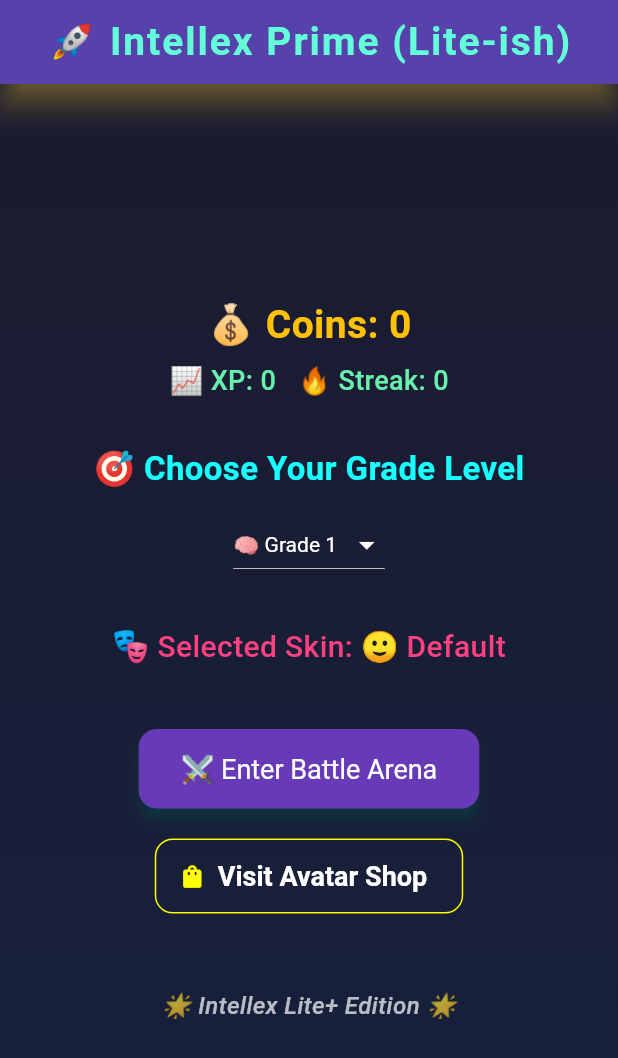
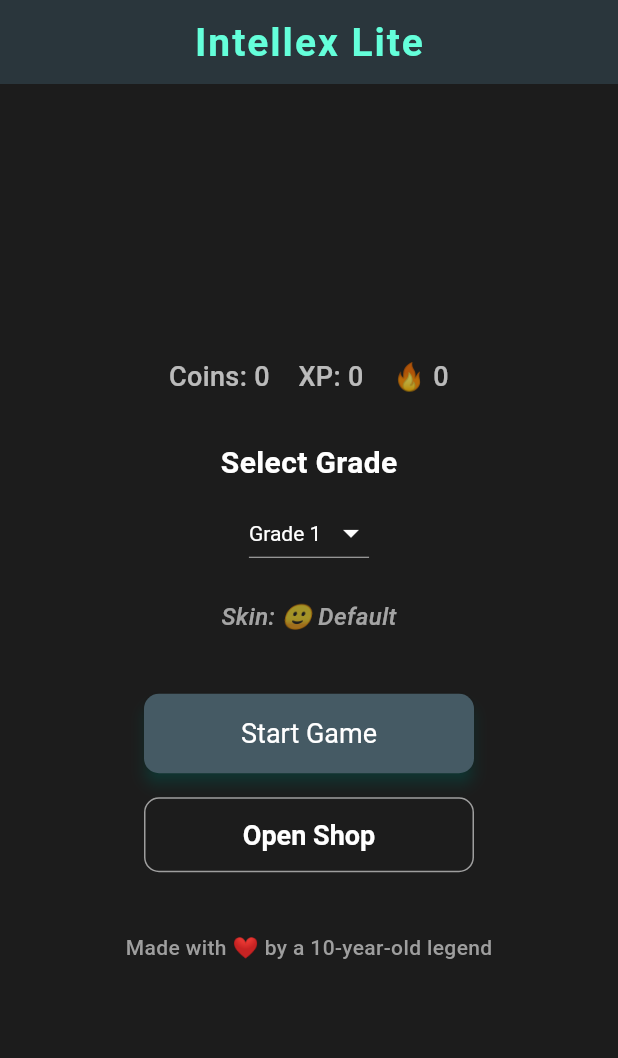
Before and after one commit to StingHub/intellex-lite, a Flutter app: the screen it shows after launch, on a phone screen of 412 x 824 dp. Shown: the top 1058 px of the screen. Run offline on Flutter 3.47's test engine with Material 3 defaults, Android fonts, the light colour scheme and no system bars; Roboto replaces fonts that are missing (RobotoMono).

Commit message:
🚀 Update HomeScreen UI

```diff
--- a/lib/main.dart
+++ b/lib/main.dart
@@ -170,71 +170,65 @@ class _HomeScreenState extends State<HomeScreen> {
   Widget build(BuildContext context) {
     return Scaffold(
       appBar: AppBar(
-        title: const Text('🚀 Intellex Prime (Lite-ish)'),
+        title: const Text('Intellex Lite'),
         centerTitle: true,
-        backgroundColor: Colors.deepPurple.shade700,
-        elevation: 8,
-        shadowColor: Colors.amberAccent,
+        backgroundColor: const Color(0xFF222831),
+        elevation: 3,
       ),
       body: Container(
-        decoration: const BoxDecoration(
-          gradient: LinearGradient(
-            colors: [Color(0xFF1B1B2F), Color(0xFF16213E)],
-            begin: Alignment.topCenter,
-            end: Alignment.bottomCenter,
-          ),
-        ),
+        color: const Color(0xFF1C1C1C),
         child: Center(
           child: SingleChildScrollView(
             child: Padding(
-              padding: const EdgeInsets.all(26),
+              padding: const EdgeInsets.symmetric(horizontal: 24, vertical: 36),
               child: Column(
                 crossAxisAlignment: CrossAxisAlignment.center,
                 children: [
                   Text(
-                    '💰 Coins: ${gameData.coins}',
-                    style: const TextStyle(fontSize: 26, fontWeight: FontWeight.bold, color: Colors.amber),
-                  ),
-                  const SizedBox(height: 6),
-                  Text(
-                    '📈 XP: ${gameData.xp}   🔥 Streak: ${gameData.streak}',
-                    style: const TextStyle(fontSize: 18, color: Colors.greenAccent),
+                    'Coins: ${gameData.coins}    XP: ${gameData.xp}    🔥 ${gameData.streak}',
+                    style: const TextStyle(
+                      fontSize: 18,
+                      color: Colors.white70,
+                      fontWeight: FontWeight.w500,
+                    ),
+                    textAlign: TextAlign.center,
                   ),
                   const SizedBox(height: 30),
                   const Text(
-                    '🎯 Choose Your Grade Level',
-                    style: TextStyle(fontSize: 22, fontWeight: FontWeight.bold, color: Colors.cyanAccent),
+                    'Select Grade',
+                    style: TextStyle(
+                      fontSize: 20,
+                      color: Colors.white,
+                      fontWeight: FontWeight.bold,
+                    ),
                   ),
-                  const SizedBox(height: 10),
+                  const SizedBox(height: 8),
                   DropdownButton<int>(
                     value: selectedGrade,
-                    dropdownColor: Colors.deepPurple.shade900,
+                    dropdownColor: const Color(0xFF2D2D2D),
                     iconEnabledColor: Colors.white,
                     style: const TextStyle(color: Colors.white),
+                    borderRadius: BorderRadius.circular(10),
                     items: List.generate(
                       12,
                       (i) => DropdownMenuItem(
                         value: i + 1,
-                        child: Text('🧠 Grade ${i + 1}'),
+                        child: Text('Grade ${i + 1}'),
                       ),
                     ),
                     onChanged: (value) => setState(() => selectedGrade = value!),
                   ),
-                  const SizedBox(height: 30),
+                  const SizedBox(height: 20),
                   Text(
-                    '🎭 Selected Skin: ${gameData.selectedSkin}',
-                    style: const TextStyle(fontSize: 20, fontWeight: FontWeight.w500, color: Colors.pinkAccent),
-                    textAlign: TextAlign.center,
+                    'Skin: ${gameData.selectedSkin}',
+                    style: const TextStyle(
+                      fontSize: 16,
+                      color: Colors.white60,
+                      fontStyle: FontStyle.italic,
+                    ),
                   ),
                   const SizedBox(height: 40),
                   ElevatedButton(
-                    style: ElevatedButton.styleFrom(
-                      backgroundColor: Colors.deepPurple,
-                      foregroundColor: Colors.white,
-                      minimumSize: const Size(220, 50),
-                      textStyle: const TextStyle(fontSize: 18),
-                      shape: RoundedRectangleBorder(borderRadius: BorderRadius.circular(12)),
-                    ),
                     onPressed: () {
                       gameData.resetGame();
                       Navigator.push(
@@ -242,25 +236,32 @@ class _HomeScreenState extends State<HomeScreen> {
                         MaterialPageRoute(builder: (_) => BattleScreen(grade: selectedGrade)),
                       );
                     },
-                    child: const Text('⚔️ Enter Battle Arena'),
+                    child: const Text('Start Game'),
+                    style: ElevatedButton.styleFrom(
+                      backgroundColor: Colors.blueGrey.shade700,
+                      foregroundColor: Colors.white,
+                      minimumSize: const Size(220, 50),
+                      textStyle: const TextStyle(fontSize: 18),
+                      shape: RoundedRectangleBorder(borderRadius: BorderRadius.circular(10)),
+                    ),
                   ),
-                  const SizedBox(height: 20),
-                  OutlinedButton.icon(
-                    icon: const Icon(Icons.shopping_bag, color: Colors.yellowAccent),
-                    label: const Text('Visit Avatar Shop', style: TextStyle(color: Colors.white)),
-                    style: OutlinedButton.styleFrom(
-                      side: const BorderSide(color: Colors.yellowAccent),
-                      minimumSize: const Size(200, 50),
-                      shape: RoundedRectangleBorder(borderRadius: BorderRadius.circular(12)),
-                    ),
+                  const SizedBox(height: 16),
+                  OutlinedButton(
                     onPressed: () {
                       Navigator.push(context, MaterialPageRoute(builder: (_) => const ShopScreen()));
                     },
+                    child: const Text('Open Shop'),
+                    style: OutlinedButton.styleFrom(
+                      foregroundColor: Colors.white,
+                      side: const BorderSide(color: Colors.grey),
+                      minimumSize: const Size(220, 50),
+                      shape: RoundedRectangleBorder(borderRadius: BorderRadius.circular(10)),
+                    ),
                   ),
-                  const SizedBox(height: 50),
+                  const SizedBox(height: 40),
                   const Text(
-                    '🌟 Intellex Lite+ Edition 🌟',
-                    style: TextStyle(fontSize: 16, fontStyle: FontStyle.italic, color: Colors.white70),
+                    'Made with ❤️ by a 10-year-old legend',
+                    style: TextStyle(fontSize: 14, color: Colors.grey),
                   ),
                 ],
               ),
@@ -271,7 +272,6 @@ class _HomeScreenState extends State<HomeScreen> {
     );
   }
 }
-
 
 class BattleScreen extends StatefulWidget {
   final int grade;
```
